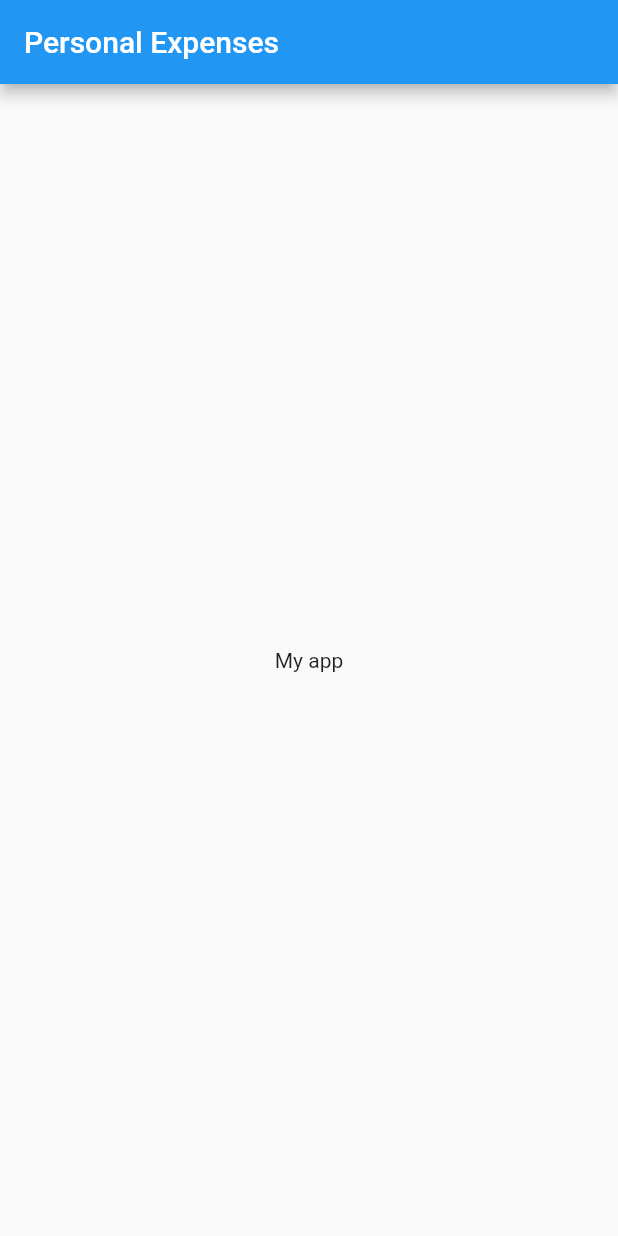
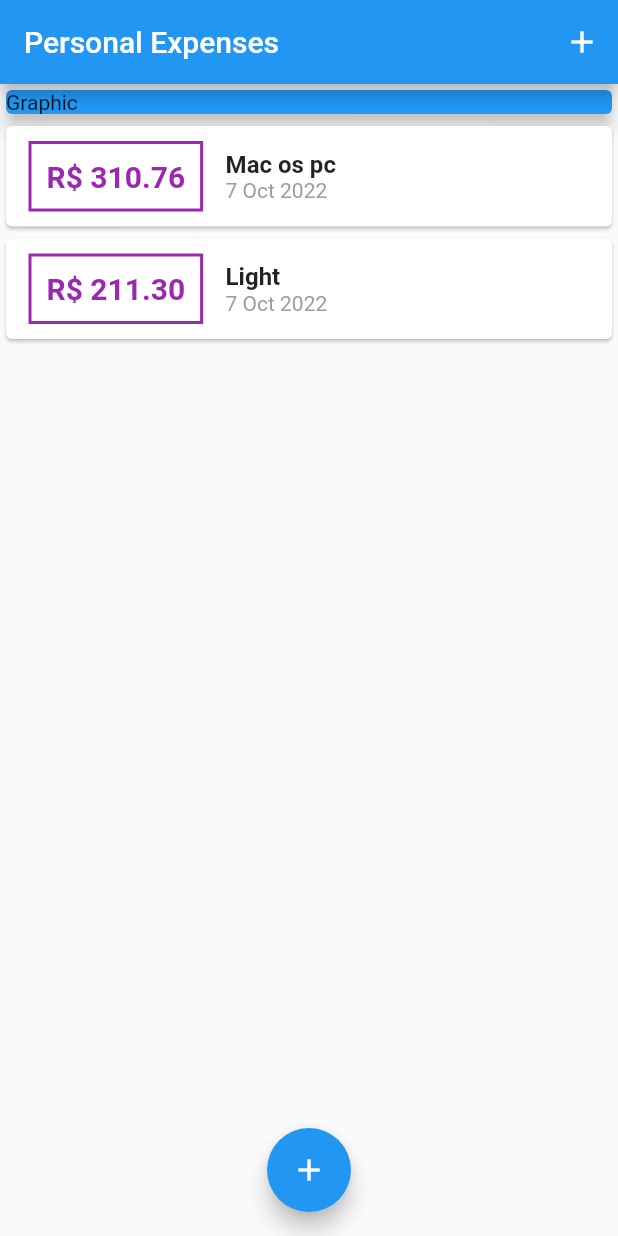
Before and after one commit to charlesdev771/App_flutter_personal_expenses, a Flutter app: the screen it shows after launch, on a phone screen of 412 x 824 dp. Run offline on Flutter 3.47's test engine with Material 2 defaults, Android fonts, the phone set to English and light mode, and no system bars.

Commit message:
First archives

```diff
--- /dev/null
+++ b/lib/components/transaction_list.dart
@@ -0,0 +1,67 @@
+import 'package:flutter/material.dart';
+import '../models/transaction.dart';
+import 'package:intl/intl.dart';
+
+class TransactionList extends StatelessWidget {
+  final List<Transaction> transactions;
+
+  const TransactionList(this.transactions, {Key? key}) : super(key: key);
+
+  @override
+  Widget build(BuildContext context) {
+    return SizedBox(
+      height: 300,
+      child: ListView.builder(
+        itemCount: transactions.length,
+        itemBuilder: (ctx, index) {
+          final tr = transactions[index];
+          return Card(
+            child: Row(
+              children: [
+                Container(
+                  margin: const EdgeInsets.symmetric(
+                    horizontal: 15,
+                    vertical: 10,
+                  ),
+                  decoration: BoxDecoration(
+                    border: Border.all(
+                      color: Colors.purple,
+                      width: 2,
+                    ),
+                  ),
+                  padding: const EdgeInsets.all(10),
+                  child: Text(
+                    'R\$ ${tr.value.toStringAsFixed(2)}',
+                    style: const TextStyle(
+                      fontWeight: FontWeight.bold,
+                      fontSize: 20,
+                      color: Colors.purple,
+                    ),
+                  ),
+                ),
+                Column(
+                  crossAxisAlignment: CrossAxisAlignment.start,
+                  children: [
+                    Text(
+                      tr.title,
+                      style: const TextStyle(
+                        fontSize: 16,
+                        fontWeight: FontWeight.bold,
+                      ),
+                    ),
+                    Text(
+                      DateFormat('d MMM y').format(tr.date),
+                      style: const TextStyle(
+                        color: Colors.grey,
+                      ),
+                    ),
+                  ],
+                ),
+              ],
+            ),
+          );
+        },
+      ),
+    );
+  }
+}
--- a/lib/main.dart
+++ b/lib/main.dart
@@ -1,31 +1,99 @@
 import 'package:flutter/material.dart';
+import 'dart:math';
+import 'components/transaction_form.dart';
+import './components/transaction_list.dart';
+import 'components/transaction_form.dart';
+import 'components/transaction_list.dart';
+import 'models/transaction.dart';
 
-import 'package:flutter/material.dart';
+main() => runApp(const ExpensesApp());
 
-
-main() => runApp(ExpensesApp());
-
-class ExpensesApp extends StatelessWidget
-{
+class ExpensesApp extends StatelessWidget {
+  const ExpensesApp({Key? key}) : super(key: key);
   @override
-  Widget build(BuildContext context)
-  {
-    return MaterialApp(home: MyHomePage());
+  Widget build(BuildContext context) {
+    return const MaterialApp(home: MyHomePage());
   }
 }
 
-class MyHomePage extends StatelessWidget
-{
+class MyHomePage extends StatefulWidget {
+  const MyHomePage({Key? key}) : super(key: key);
+
   @override
-  Widget build(BuildContext context)
-  {
+  State<MyHomePage> createState() => _MyHomePageState();
+}
+
+class _MyHomePageState extends State<MyHomePage> {
+  final _transactions = [
+    Transaction(
+      id: 't1',
+      title: 'Mac os pc ',
+      value: 310.76,
+      date: DateTime.now(),
+    ),
+    Transaction(
+      id: 't2',
+      title: 'Light',
+      value: 211.30,
+      date: DateTime.now(),
+    ),
+  ];
+
+  _addTransaction(String title, double value) {
+    final newTransaction = Transaction(
+      id: Random().nextDouble().toString(),
+      title: title,
+      value: value,
+      date: DateTime.now(),
+    );
+
+    setState(() {
+      _transactions.add(newTransaction);
+    });
+  }
+
+  _openTransactionFormModal(BuildContext context) {
+    showModalBottomSheet(
+      context: context,
+      builder: (_) {
+        return TransactionForm(_addTransaction);
+      },
+    );
+  }
+
+  @override
+  Widget build(BuildContext context) {
     return Scaffold(
       appBar: AppBar(
-        title: Text("Personal Expenses"),
+        title: const Text('Personal Expenses'),
+
+        actions: [
+          IconButton(
+            icon: const Icon(Icons.add),
+            onPressed: () => _openTransactionFormModal(context),
+          ),
+        ],
       ),
-      body: Center(
-        child: Text("My app"),
+      body: SingleChildScrollView(
+        child: Column(
+          crossAxisAlignment: CrossAxisAlignment.stretch,
+          children: [
+            const SizedBox(
+              child: Card(
+                color: Colors.blue,
+                child: Text('Graphic'),
+                elevation: 5,
+              ),
+            ),
+            TransactionList(_transactions),
+          ],
+        ),
       ),
+      floatingActionButton: FloatingActionButton(
+        child: const Icon(Icons.add),
+        onPressed: () => _openTransactionFormModal(context),
+      ),
+      floatingActionButtonLocation: FloatingActionButtonLocation.centerFloat,
     );
   }
 }
--- /dev/null
+++ b/lib/models/transaction.dart
@@ -0,0 +1,13 @@
+class Transaction {
+  final String id;
+  final String title;
+  final double value;
+  final DateTime date;
+
+  Transaction({
+    required this.id,
+    required this.title,
+    required this.value,
+    required this.date,
+  });
+}
```
Also changed, not shown: lib/components/transaction_form.dart (added, +71 -0 lines), pubspec.yaml (+7 -10 lines), pubspec.lock.
